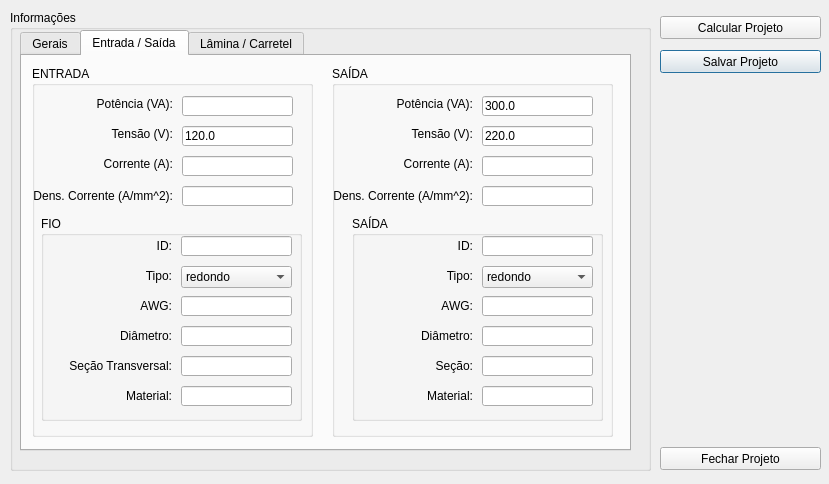
This is windownew.ui in KyryIx/Helena as Qt 5 draws it before an edit. The edited form follows.
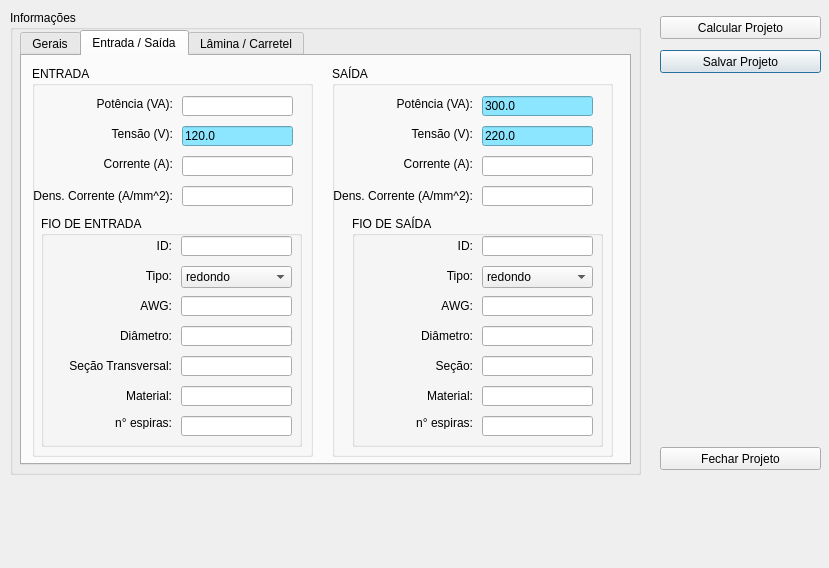
This is the edited form. The open tabs and pages were chosen to show the change. Icons and pictures are not drawn.

```diff
--- a/windownew.ui
+++ b/windownew.ui
@@ -7,7 +7,7 @@
     <x>0</x>
     <y>0</y>
     <width>829</width>
-    <height>484</height>
+    <height>568</height>
    </rect>
   </property>
   <property name="windowTitle">
@@ -61,8 +61,8 @@
     <rect>
      <x>10</x>
      <y>10</y>
-     <width>641</width>
-     <height>461</height>
+     <width>631</width>
+     <height>465</height>
     </rect>
    </property>
    <property name="title">
@@ -74,7 +74,7 @@
       <x>10</x>
       <y>20</y>
       <width>611</width>
-      <height>421</height>
+      <height>435</height>
      </rect>
     </property>
     <property name="currentIndex">
@@ -570,7 +570,7 @@
         <x>10</x>
         <y>10</y>
         <width>281</width>
-        <height>371</height>
+        <height>391</height>
        </rect>
       </property>
       <property name="title">
@@ -601,6 +601,9 @@
          <height>20</height>
         </rect>
        </property>
+       <property name="styleSheet">
+        <string notr="true">background-color: rgb(140, 230, 255);</string>
+       </property>
        <property name="text">
         <string>120.0</string>
        </property>
@@ -689,11 +692,11 @@
          <x>9</x>
          <y>150</y>
          <width>261</width>
-         <height>205</height>
+         <height>231</height>
         </rect>
        </property>
        <property name="title">
-        <string>FIO</string>
+        <string>FIO DE ENTRADA</string>
        </property>
        <widget class="QLineEdit" name="lineEdit_wireMaterialInput">
         <property name="geometry">
@@ -873,6 +876,32 @@
          <string/>
         </property>
        </widget>
+       <widget class="QLabel" name="label_turnsIN">
+        <property name="geometry">
+         <rect>
+          <x>50</x>
+          <y>200</y>
+          <width>81</width>
+          <height>13</height>
+         </rect>
+        </property>
+        <property name="text">
+         <string>n° espiras:</string>
+        </property>
+        <property name="alignment">
+         <set>Qt::AlignRight|Qt::AlignTrailing|Qt::AlignVCenter</set>
+        </property>
+       </widget>
+       <widget class="QLineEdit" name="lineEdit_turnsIN">
+        <property name="geometry">
+         <rect>
+          <x>140</x>
+          <y>200</y>
+          <width>111</width>
+          <height>20</height>
+         </rect>
+        </property>
+       </widget>
       </widget>
      </widget>
      <widget class="QGroupBox" name="groupBox_Output">
@@ -881,7 +910,7 @@
         <x>310</x>
         <y>10</y>
         <width>281</width>
-        <height>371</height>
+        <height>391</height>
        </rect>
       </property>
       <property name="title">
@@ -912,6 +941,9 @@
          <height>20</height>
         </rect>
        </property>
+       <property name="styleSheet">
+        <string notr="true">background-color: rgb(140, 230, 255);</string>
+       </property>
        <property name="text">
         <string>220.0</string>
        </property>
@@ -957,6 +989,9 @@
          <height>20</height>
         </rect>
        </property>
+       <property name="styleSheet">
+        <string notr="true">background-color: rgb(140, 230, 255);</string>
+       </property>
        <property name="text">
         <string>300.0</string>
        </property>
@@ -1003,11 +1038,11 @@
          <x>20</x>
          <y>150</y>
          <width>251</width>
-         <height>205</height>
+         <height>231</height>
         </rect>
        </property>
        <property name="title">
-        <string>SAÍDA</string>
+        <string>FIO DE SAÍDA</string>
        </property>
        <widget class="QLineEdit" name="lineEdit_wireMaterialOutput">
         <property name="geometry">
@@ -1187,6 +1222,32 @@
          <string/>
         </property>
        </widget>
+       <widget class="QLabel" name="label_turnsOUT">
+        <property name="geometry">
+         <rect>
+          <x>40</x>
+          <y>200</y>
+          <width>81</width>
+          <height>13</height>
+         </rect>
+        </property>
+        <property name="text">
+         <string>n° espiras:</string>
+        </property>
+        <property name="alignment">
+         <set>Qt::AlignRight|Qt::AlignTrailing|Qt::AlignVCenter</set>
+        </property>
+       </widget>
+       <widget class="QLineEdit" name="lineEdit_turnsOUT">
+        <property name="geometry">
+         <rect>
+          <x>130</x>
+          <y>200</y>
+          <width>111</width>
+          <height>20</height>
+         </rect>
+        </property>
+       </widget>
       </widget>
      </widget>
     </widget>
```
Left out of the diff: 40 changed lines with no effect on the pictures.
